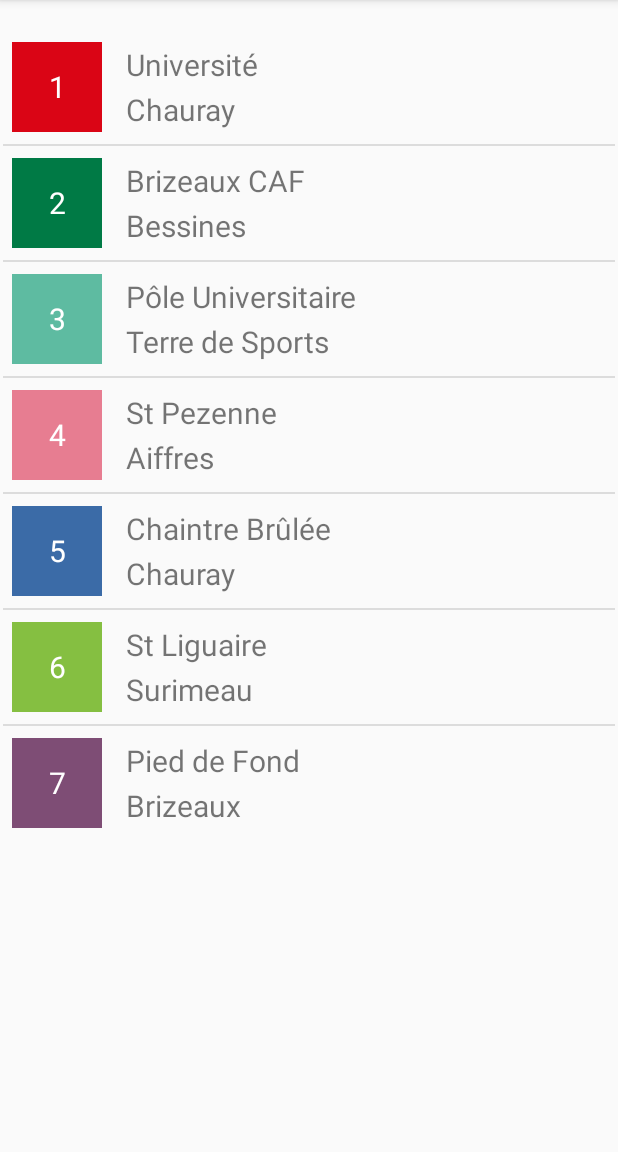
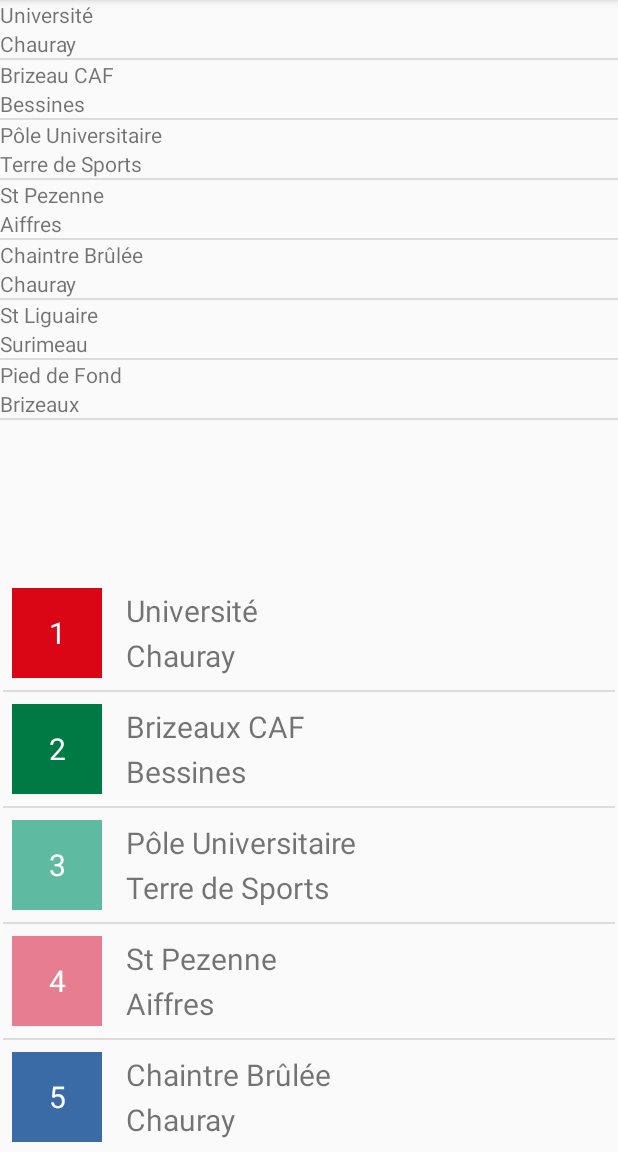
Before and after one commit to dcz-switcher/niortbus, an Android app: the screen it shows after launch (MainActivity), on a phone screen of 412 x 824 dp, the part 84-1236 px from its top. Run offline under Robolectric (Android 15) with nearby library versions, the phone set to English and light mode, and no system bars.

Commit message:
start new version of line list with ListView and Adapter ... cleaner way ;-)

```diff
--- /dev/null
+++ b/app/src/main/java/com/niortreactnative/adapters/Line.kt
@@ -0,0 +1,6 @@
+package com.niortreactnative.adapters
+
+/**
+ * Created by davidc on 02/10/2017.
+ */
+class Line constructor(val identifier:Int, val departure:String, val arrival:String)
--- /dev/null
+++ b/app/src/main/java/com/niortreactnative/adapters/LineAdapter.kt
@@ -0,0 +1,75 @@
+package com.niortreactnative.adapters
+
+
+import android.content.Context
+import android.view.LayoutInflater
+import android.view.View
+import android.view.ViewGroup
+import android.widget.ArrayAdapter
+import android.widget.BaseAdapter
+import android.widget.TextView
+import com.niortreactnative.R
+
+
+/**
+ * Created by davidc on 02/10/2017.
+ */
+class LineAdapter(context:Context) : BaseAdapter() {
+
+
+    private var list = arrayOf("Niort", "Grenoble", "St Pierre Oléron")
+    private var lineList = arrayListOf<Line>()
+
+
+    private val myInflator:LayoutInflater
+
+
+    init{
+        myInflator = LayoutInflater.from(context)
+
+        lineList.add(Line(1, "Université", "Chauray"))
+        lineList.add(Line(2, "Brizeau CAF", "Bessines"))
+        lineList.add(Line(3, "Pôle Universitaire", "Terre de Sports"))
+        lineList.add(Line(4, "St Pezenne", "Aiffres"))
+        lineList.add(Line(5, "Chaintre Brûlée", "Chauray"))
+        lineList.add(Line(6, "St Liguaire", "Surimeau"))
+        lineList.add(Line(7, "Pied de Fond", "Brizeaux"))
+    }
+
+    override fun getView(position: Int, convertView: View?, parent: ViewGroup?): View {
+
+        var view:View
+
+        if (convertView == null) {
+            view = myInflator.inflate(R.layout.line_list_item, parent, false)
+        } else {
+            view = convertView
+        }
+
+
+        var departure = view.findViewById(R.id.line_departure) as TextView
+        var arrival = view.findViewById(R.id.line_arrival) as TextView
+
+        var line = lineList[position]
+
+
+        //departure.text = list[position]
+        departure.text = line.departure
+        arrival.text = line.arrival
+
+
+        return view
+    }
+
+    override fun getItem(position: Int): Any {
+        return lineList[position]
+    }
+
+    override fun getItemId(position: Int): Long {
+        return position.toLong()
+    }
+
+    override fun getCount(): Int {
+        return lineList.size
+    }
+}
--- a/app/src/main/java/com/niortreactnative/fragments/LineListFragment.kt
+++ b/app/src/main/java/com/niortreactnative/fragments/LineListFragment.kt
@@ -7,9 +7,12 @@ import android.util.Log
 import android.view.LayoutInflater
 import android.view.View
 import android.view.ViewGroup
+import android.widget.ArrayAdapter
+import android.widget.SimpleAdapter
 
 
 import com.niortreactnative.R
+import com.niortreactnative.adapters.LineAdapter
 import kotlinx.android.synthetic.main.fragment_line_list.*
 
 
@@ -18,7 +21,7 @@ import kotlinx.android.synthetic.main.fragment_line_list.*
  */
 class LineListFragment : Fragment() {
 
-    private val TAG:String = "LineListFragment"
+    private val TAG = "LineListFragment"
 
     private var _view:View? = null
 
@@ -33,7 +36,18 @@ class LineListFragment : Fragment() {
     override fun onResume() {
         super.onResume()
 
+        Log.d(TAG, "on resume")
+
+        populateLineList()
+
         addListeners()
+    }
+
+
+    private fun populateLineList (){
+        var lineAdapter = LineAdapter(context)
+
+        line_list.adapter = lineAdapter
     }
 
 
--- a/app/src/main/res/layout/fragment_line_list.xml
+++ b/app/src/main/res/layout/fragment_line_list.xml
@@ -1,9 +1,19 @@
+<LinearLayout android:layout_height="match_parent"
+                android:layout_width="match_parent"
+              android:orientation="vertical"
+                xmlns:android="http://schemas.android.com/apk/res/android">
+
+    <ListView
+        android:id="@+id/line_list"
+        android:layout_width="match_parent"
+        android:layout_height="match_parent" android:layout_weight="1"></ListView>
+
     <ScrollView xmlns:android="http://schemas.android.com/apk/res/android"
                 xmlns:tools="http://schemas.android.com/tools"
                 android:layout_width="match_parent"
                 android:layout_height="match_parent"
-            android:paddingTop="20dp"
-            tools:context="com.niortreactnative.fragments.LineListFragment">
+                tools:context="com.niortreactnative.fragments.LineListFragment"
+        android:layout_weight="1">
 
 
         <LinearLayout
@@ -324,3 +334,4 @@
 
 
     </ScrollView>
+</LinearLayout>
--- /dev/null
+++ b/app/src/main/res/layout/line_list_item.xml
@@ -0,0 +1,18 @@
+<?xml version="1.0" encoding="utf-8"?>
+<LinearLayout xmlns:android="http://schemas.android.com/apk/res/android"
+              android:orientation="vertical"
+              android:layout_width="match_parent"
+              android:layout_height="match_parent">
+
+    <TextView
+        android:id="@+id/line_departure"
+        android:layout_width="match_parent"
+        android:layout_height="wrap_content"
+        android:text="@string/textview_default"/>
+
+    <TextView
+        android:id="@+id/line_arrival"
+        android:layout_width="match_parent"
+        android:layout_height="wrap_content"
+        android:text="@string/textview_default"/>
+</LinearLayout>
--- a/app/src/main/res/values/strings.xml
+++ b/app/src/main/res/values/strings.xml
@@ -1,5 +1,8 @@
 <resources>
     <string name="app_name">Niort bus</string>
+
+    <string name="textview_default">Default value</string>
+
 
     <string name="line1_identifier">1</string>
     <string name="line1_departure">Université</string>
```
Lines whose indentation alone changed are shown as unchanged.
